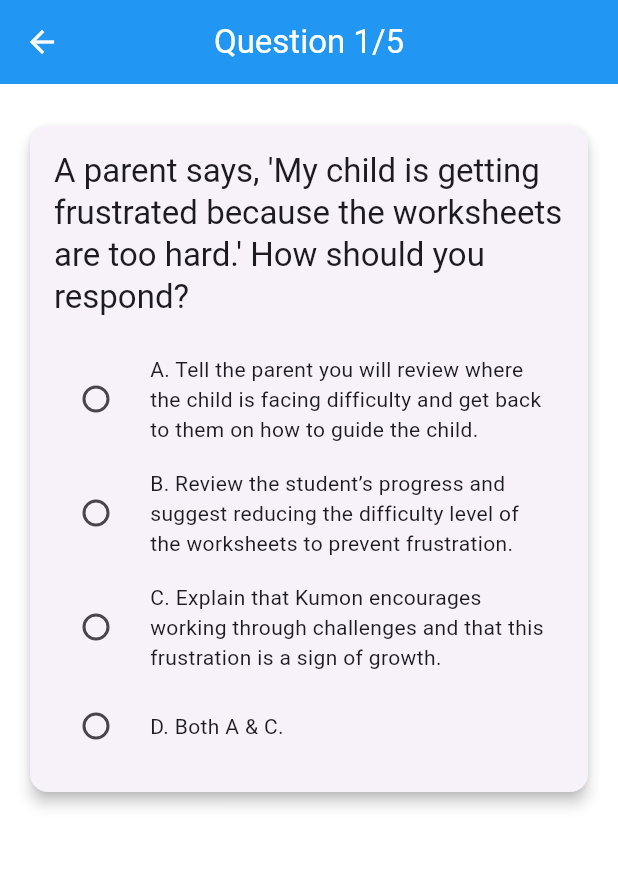
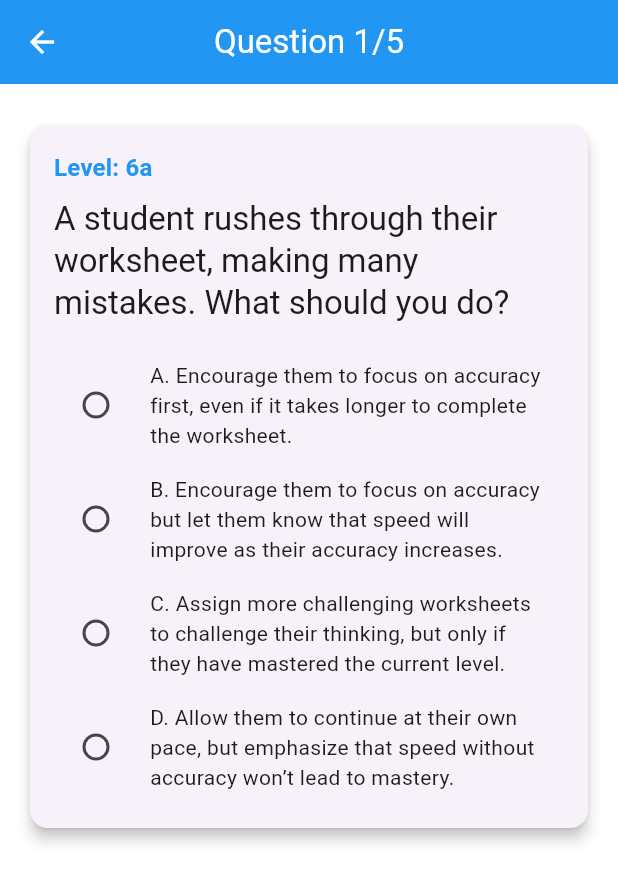
Before and after one commit to Guru-raghav3245/kumon_assessment_app, a Flutter app: the screen it shows after launch, after a tap on "Start Session", on a phone screen of 412 x 824 dp. Shown: the top 883 px of the screen. Run offline on Flutter 3.47's test engine with Material 3 defaults, Android fonts, the phone set to English and light mode, and no system bars; our stand-ins replace fl_chart, flutter_riverpod, shared_preferences.

Commit message:
added level categorisation of questions

```diff
--- a/lib/models.dart
+++ b/lib/models.dart
@@ -1,14 +1,18 @@
+import 'package:kumon_assessment_app/state_management.dart';
+
 class Question {
   final String text;
   final List<String> options;
   final String correctAnswer;
   final String explanation;
+  final QuestionLevel level;
 
   Question({
     required this.text,
     required this.options,
     required this.correctAnswer,
     required this.explanation,
+    required this.level,
   });
 
   Map<String, dynamic> toJson() => {
@@ -16,6 +20,7 @@ class Question {
         'options': options,
         'correctAnswer': correctAnswer,
         'explanation': explanation,
+        'level': level == QuestionLevel.level6a ? 'level6a' : 'level5a',
       };
 
   factory Question.fromJson(Map<String, dynamic> json) => Question(
@@ -23,6 +28,7 @@ class Question {
         options: List<String>.from(json['options']),
         correctAnswer: json['correctAnswer'],
         explanation: json['explanation'],
+        level: json['level'] == 'level5a' ? QuestionLevel.level5a : QuestionLevel.level6a,
       );
 
   String getOptionText(String letter) {
@@ -30,11 +36,9 @@ class Question {
   }
 }
 
-// Session Model
 class Session {
   final String name;
-  final List<Map<String, String>>
-      results; // {question, userAnswer, correctAnswer}
+  final List<Map<String, String>> results; // {question, userAnswer, correctAnswer, level}
 
   Session({required this.name, required this.results});
 
--- a/lib/question_bank.dart
+++ b/lib/question_bank.dart
@@ -1,6 +1,8 @@
 import 'package:kumon_assessment_app/models.dart';
+import 'package:kumon_assessment_app/state_management.dart';
 
-final List<Question> questionBank = [
+// Level 6a Questions (3 questions)
+final List<Question> level6aQuestions = [
   Question(
     text:
         "A student rushes through their worksheet, making many mistakes. What should you do?",
@@ -13,6 +15,7 @@ final List<Question> questionBank = [
     correctAnswer: "B",
     explanation:
         "B is correct because Kumon emphasizes the importance of mastery before progression.",
+    level: QuestionLevel.level6a,
   ),
   Question(
     text:
@@ -25,31 +28,7 @@ final List<Question> questionBank = [
     ],
     correctAnswer: "A",
     explanation: "A is correct because Kumon promotes self-learning.",
-  ),
-  Question(
-    text:
-        "A student repeatedly asks for help before even attempting problems. How do you respond?",
-    options: [
-      "A. Reduce the number of questions so they don’t feel overwhelmed.",
-      "B. Offer answers when asked to keep them motivated and prevent frustration.",
-      "C. Provide guidance by encouraging them to try solving the problem independently before seeking help.",
-      "D. Allow them to continue asking for help freely, as it ensures they don’t make mistakes.",
-    ],
-    correctAnswer: "C",
-    explanation:
-        "C is correct because Kumon emphasizes independence in learning.",
-  ),
-  Question(
-    text:
-        "A student takes too long to complete a worksheet. What should you do?",
-    options: [
-      "A. Allow them to take as long as needed to ensure they understand the material fully.",
-      "B. Encourage them to work at a steady pace and remind them that with practice, speed will improve.",
-      "C. Reduce the number of questions to help them feel more successful and finish quickly.",
-      "D. Tell them to finish quickly, even if they make mistakes, to improve their speed.",
-    ],
-    correctAnswer: "B",
-    explanation: "B is correct because Kumon focuses on mastery before speed.",
+    level: QuestionLevel.level6a,
   ),
   Question(
     text:
@@ -63,5 +42,37 @@ final List<Question> questionBank = [
     correctAnswer: "D",
     explanation:
         "D is correct because both A and C align with Kumon’s philosophy.",
+    level: QuestionLevel.level6a,
   ),
 ];
+
+// Level 5a Questions (2 questions)
+final List<Question> level5aQuestions = [
+  Question(
+    text:
+        "A student repeatedly asks for help before even attempting problems. How do you respond?",
+    options: [
+      "A. Reduce the number of questions so they don’t feel overwhelmed.",
+      "B. Offer answers when asked to keep them motivated and prevent frustration.",
+      "C. Provide guidance by encouraging them to try solving the problem independently before seeking help.",
+      "D. Allow them to continue asking for help freely, as it ensures they don’t make mistakes.",
+    ],
+    correctAnswer: "C",
+    explanation:
+        "C is correct because Kumon emphasizes independence in learning.",
+    level: QuestionLevel.level5a,
+  ),
+  Question(
+    text:
+        "A student takes too long to complete a worksheet. What should you do?",
+    options: [
+      "A. Allow them to take as long as needed to ensure they understand the material fully.",
+      "B. Encourage them to work at a steady pace and remind them that with practice, speed will improve.",
+      "C. Reduce the number of questions to help them feel more successful and finish quickly.",
+      "D. Tell them to finish quickly, even if they make mistakes, to improve their speed.",
+    ],
+    correctAnswer: "B",
+    explanation: "B is correct because Kumon focuses on mastery before speed.",
+    level: QuestionLevel.level5a,
+  ),
+];
--- a/lib/screens/session_screen.dart
+++ b/lib/screens/session_screen.dart
@@ -52,7 +52,8 @@ class _SessionScreenState extends ConsumerState<SessionScreen>
         questionState.dailyQuestions[questionState.currentQuestionIndex];
 
     ref.listen<QuestionState>(questionProvider, (prev, next) {
-      if (prev?.currentQuestionIndex != next.currentQuestionIndex) {
+      if (prev?.currentQuestionIndex != next.currentQuestionIndex ||
+          prev?.dailyQuestions != next.dailyQuestions) {
         _animateQuestionChange();
       }
     });
@@ -82,6 +83,14 @@ class _SessionScreenState extends ConsumerState<SessionScreen>
                     child: Column(
                       crossAxisAlignment: CrossAxisAlignment.start,
                       children: [
+                        Text(
+                          'Level: ${currentQuestion.level == QuestionLevel.level6a ? '6a' : '5a'}',
+                          style: Theme.of(context).textTheme.titleMedium?.copyWith(
+                                color: Colors.blue,
+                                fontWeight: FontWeight.bold,
+                              ),
+                        ),
+                        const SizedBox(height: 8),
                         Text(
                           currentQuestion.text,
                           style: Theme.of(context).textTheme.titleLarge,
--- a/lib/state_management.dart
+++ b/lib/state_management.dart
@@ -4,6 +4,8 @@ import 'dart:convert';
 import 'package:kumon_assessment_app/models.dart';
 import 'package:kumon_assessment_app/question_bank.dart';
 import 'package:flutter_riverpod/flutter_riverpod.dart';
+
+enum QuestionLevel { level6a, level5a }
 
 class QuestionState {
   final List<Question> dailyQuestions;
@@ -78,14 +80,16 @@ class QuestionNotifier extends StateNotifier<QuestionState> {
 
         List<Question> questions = [];
         try {
+          final allQuestions = [...level6aQuestions, ...level5aQuestions];
           questions = savedQuestions
-              .map((text) => questionBank.firstWhere(
+              .map((text) => allQuestions.firstWhere(
                     (q) => q.text == text,
                     orElse: () => Question(
                       text: '',
                       options: [],
                       correctAnswer: '',
                       explanation: '',
+                      level: QuestionLevel.level6a,
                     ),
                   ))
               .where((q) => q.text.isNotEmpty)
@@ -117,8 +121,12 @@ class QuestionNotifier extends StateNotifier<QuestionState> {
 
   List<Question> _getRandomQuestions() {
     final random = Random();
-    final shuffled = List<Question>.from(questionBank)..shuffle(random);
-    return shuffled.take(5).toList();
+    final level6aShuffled = List<Question>.from(level6aQuestions)..shuffle(random);
+    final level5aShuffled = List<Question>.from(level5aQuestions)..shuffle(random);
+    return [
+      ...level6aShuffled.take(3),
+      ...level5aShuffled.take(2),
+    ];
   }
 
   Future<void> _resetQuestions() async {
@@ -167,6 +175,7 @@ class QuestionNotifier extends StateNotifier<QuestionState> {
         'question': currentQuestion.text,
         'userAnswer': state.selectedAnswer!,
         'correctAnswer': currentQuestion.correctAnswer,
+        'level': currentQuestion.level == QuestionLevel.level6a ? 'level6a' : 'level5a',
       };
       final updatedResults = [...state.sessionResults, result];
 
@@ -196,6 +205,11 @@ class QuestionNotifier extends StateNotifier<QuestionState> {
         state = QuestionState(
           dailyQuestions: state.dailyQuestions,
           currentQuestionIndex: state.currentQuestionIndex + 1,
+          isCooldownActive: state.isCooldownActive,
+          cooldownEnd: state.cooldownEnd,
+          selectedAnswer: null,
+          isAnswerCorrect: null,
+          showExplanation: false,
           sessionResults: state.sessionResults,
           pastSessions: state.pastSessions,
         );
```
Also changed, not shown: lib/screens/session_history_screen.dart (+18 -6 lines).
